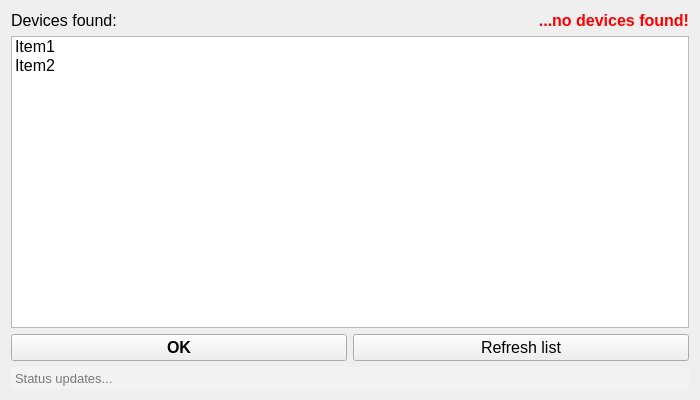
First picture: the form in UIs/devWin.ui, repository harshpurwar/UHFEL-Cathode-PowerSupplyUI, before the edit.
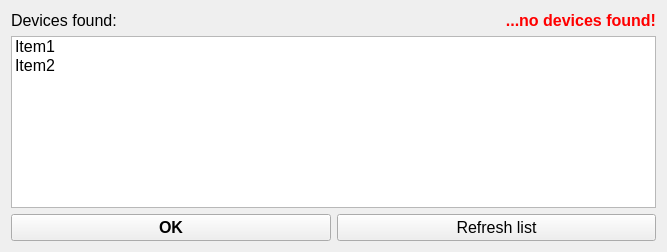
Second picture: the form after the edit.

```diff
--- a/UIs/devWin.ui
+++ b/UIs/devWin.ui
@@ -9,8 +9,8 @@
    <rect>
     <x>0</x>
     <y>0</y>
-    <width>700</width>
-    <height>400</height>
+    <width>667</width>
+    <height>252</height>
    </rect>
   </property>
   <property name="sizePolicy">
@@ -91,69 +91,6 @@
      </item>
     </widget>
    </item>
-   <item row="4" column="0" colspan="2">
-    <widget class="QPlainTextEdit" name="status">
-     <property name="sizePolicy">
-      <sizepolicy hsizetype="Expanding" vsizetype="Fixed">
-       <horstretch>0</horstretch>
-       <verstretch>0</verstretch>
-      </sizepolicy>
-     </property>
-     <property name="minimumSize">
-      <size>
-       <width>0</width>
-       <height>0</height>
-      </size>
-     </property>
-     <property name="maximumSize">
-      <size>
-       <width>16777215</width>
-       <height>22</height>
-      </size>
-     </property>
-     <property name="font">
-      <font>
-       <family>Segoe UI</family>
-       <pointsize>10</pointsize>
-       <bold>false</bold>
-       <kerning>true</kerning>
-      </font>
-     </property>
-     <property name="styleSheet">
-      <string notr="true">background-color: #F3F3F3;</string>
-     </property>
-     <property name="frameShape">
-      <enum>QFrame::Shape::NoFrame</enum>
-     </property>
-     <property name="frameShadow">
-      <enum>QFrame::Shadow::Plain</enum>
-     </property>
-     <property name="lineWidth">
-      <number>0</number>
-     </property>
-     <property name="verticalScrollBarPolicy">
-      <enum>Qt::ScrollBarPolicy::ScrollBarAlwaysOff</enum>
-     </property>
-     <property name="horizontalScrollBarPolicy">
-      <enum>Qt::ScrollBarPolicy::ScrollBarAlwaysOff</enum>
-     </property>
-     <property name="undoRedoEnabled">
-      <bool>false</bool>
-     </property>
-     <property name="readOnly">
-      <bool>true</bool>
-     </property>
-     <property name="overwriteMode">
-      <bool>false</bool>
-     </property>
-     <property name="backgroundVisible">
-      <bool>false</bool>
-     </property>
-     <property name="placeholderText">
-      <string>Status updates...</string>
-     </property>
-    </widget>
-   </item>
   </layout>
  </widget>
  <resources/>
```
Left out of the diff: 28 changed lines with no effect on the pictures.
